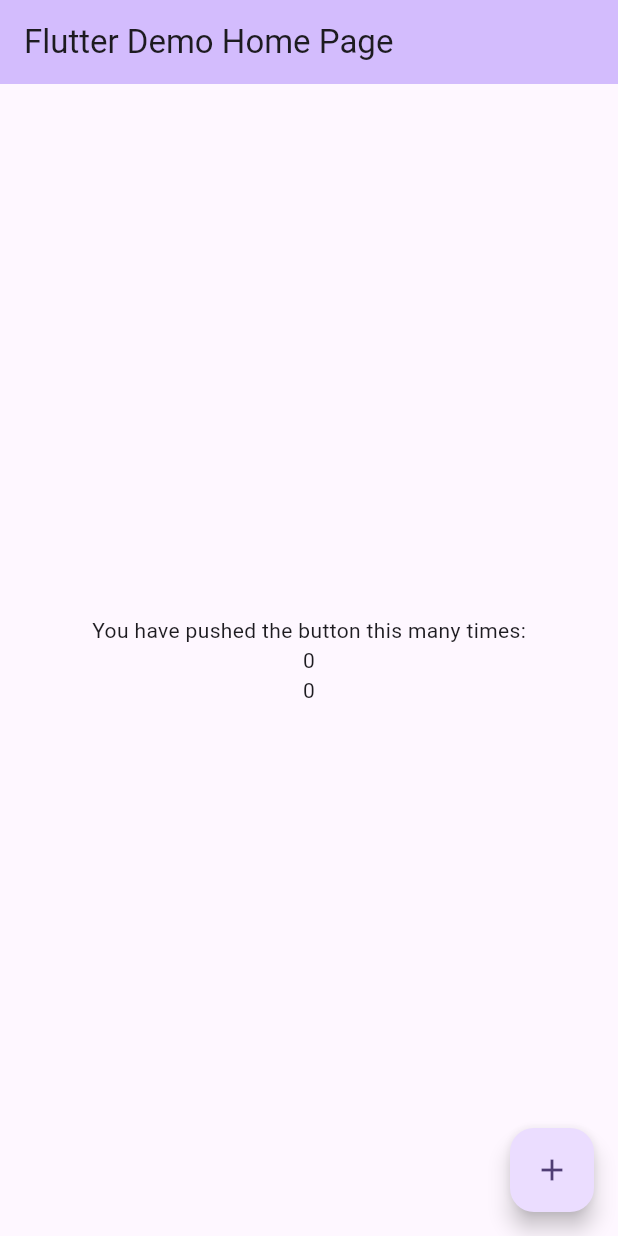
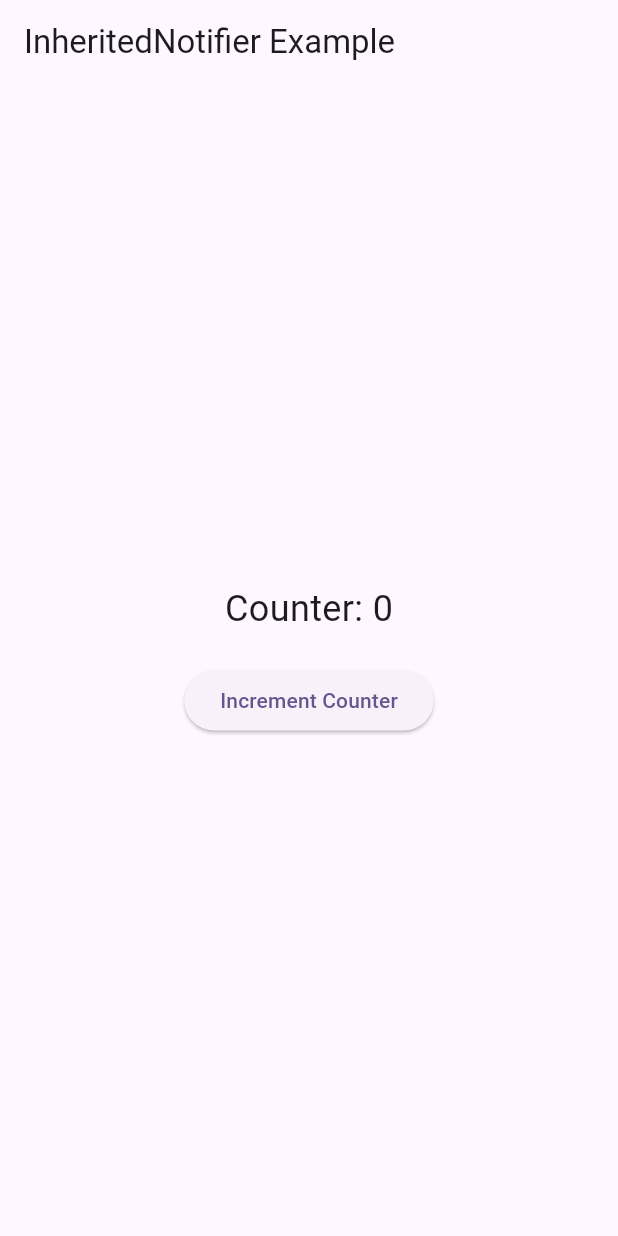
Before and after one commit to YousufRaza1/State-Management-Flutter-, a Flutter app: the screen it shows after launch, on a phone screen of 412 x 824 dp. Run offline on Flutter 3.47's test engine with Material 3 defaults, Android fonts, the phone set to English and light mode, and no system bars; missing offline and left inert: dart:ffi.

Commit message:
inheritedWidget, inheritedModel, changeNotifier and inheritedNotifier

```diff
--- /dev/null
+++ b/state_managment_flutter/lib/example_change_notifier.dart
@@ -0,0 +1,75 @@
+import 'package:flutter/material.dart';
+
+// Step 1: Create the CounterNotifier class
+class CounterNotifier extends ChangeNotifier {
+  int _counter = 0;
+
+  int get counter => _counter;
+
+  void increment() {
+    _counter++;
+    notifyListeners();  // Notify listeners of the change
+  }
+}
+
+// Step 2: Create InheritedNotifier to wrap CounterNotifier
+class CounterInheritedNotifier extends InheritedNotifier<CounterNotifier> {
+  const CounterInheritedNotifier({
+    Key? key,
+    required CounterNotifier notifier,
+    required Widget child,
+  }) : super(key: key, notifier: notifier, child: child);
+
+  static CounterInheritedNotifier? of(BuildContext context) {
+    return context.dependOnInheritedWidgetOfExactType<CounterInheritedNotifier>();
+  }
+}
+
+// Step 3: Main app widget
+class InheritedNotifierExample extends StatefulWidget {
+  @override
+  _InheritedNotifierExampleState createState() => _InheritedNotifierExampleState();
+}
+
+class _InheritedNotifierExampleState extends State<InheritedNotifierExample> {
+  final CounterNotifier counterNotifier = CounterNotifier();  // Create the notifier
+
+  @override
+  Widget build(BuildContext context) {
+    return CounterInheritedNotifier(
+      notifier: counterNotifier,
+      child: Scaffold(
+        appBar: AppBar(title: Text("InheritedNotifier Example")),
+        body: Column(
+          mainAxisAlignment: MainAxisAlignment.center,
+          children: [
+            CounterDisplay(),  // Widget that displays the counter
+            SizedBox(height: 20),
+            ElevatedButton(
+              onPressed: () {
+                counterNotifier.increment();  // Increment the counter
+              },
+              child: Text('Increment Counter'),
+            ),
+          ],
+        ),
+      ),
+    );
+  }
+}
+
+// Step 4: Create CounterDisplay widget
+class CounterDisplay extends StatelessWidget {
+  @override
+  Widget build(BuildContext context) {
+    // Retrieve the notifier from CounterInheritedNotifier
+    final counterNotifier = CounterInheritedNotifier.of(context)?.notifier;
+
+    return Center(
+      child: Text(
+        'Counter: ${counterNotifier?.counter ?? 0}',
+        style: TextStyle(fontSize: 24),
+      ),
+    );
+  }
+}
--- a/state_managment_flutter/lib/main.dart
+++ b/state_managment_flutter/lib/main.dart
@@ -1,6 +1,8 @@
 import 'dart:ffi';
 
 import 'package:flutter/material.dart';
+import 'CounterInheritedWidget.dart';
+import 'example_change_notifier.dart';
 
 void main() {
   runApp(const MyApp());
@@ -18,7 +20,7 @@
         colorScheme: ColorScheme.fromSeed(seedColor: Colors.deepPurple),
         useMaterial3: true,
       ),
-      home: const MyHomePage(title: 'Flutter Demo Home Page'),
+      home: InheritedNotifierExample(),
     );
   }
 }
```
Also changed, not shown: state_managment_flutter/lib/CounterInheritedWidget.dart (added, +199 -0 lines).
